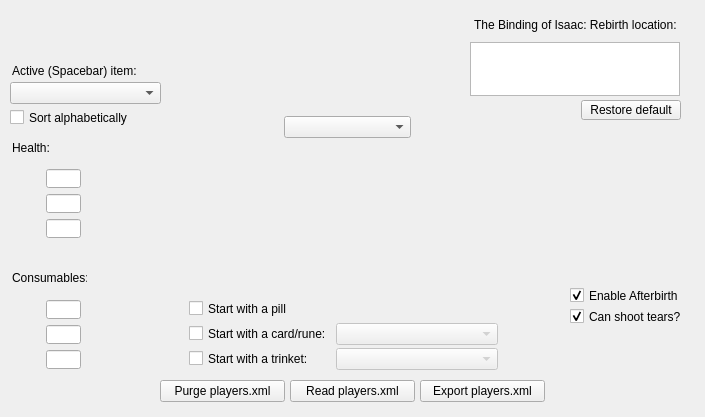
First picture: the form in mainwindow.ui, repository cptsnowball/Isaac-Character-Editor, before the edit.
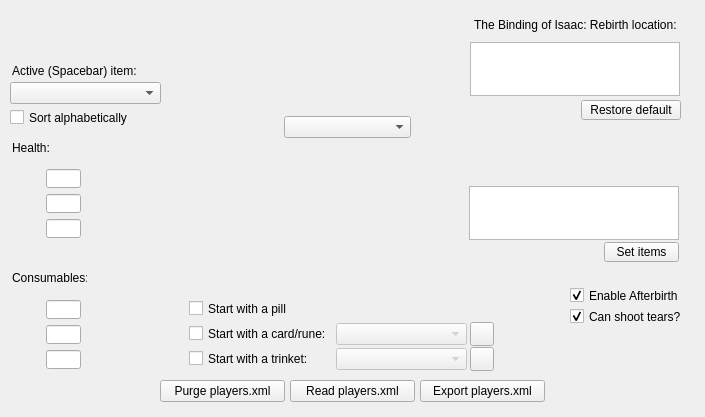
Second picture: the form after the edit.

Patch:
```diff
--- a/mainwindow.ui
+++ b/mainwindow.ui
@@ -321,7 +321,7 @@
      <rect>
       <x>336</x>
       <y>323</y>
-      <width>162</width>
+      <width>131</width>
       <height>22</height>
      </rect>
     </property>
@@ -387,7 +387,7 @@
      <rect>
       <x>336</x>
       <y>348</y>
-      <width>162</width>
+      <width>131</width>
       <height>22</height>
      </rect>
     </property>
@@ -607,6 +607,65 @@
      <enum>QComboBox::AdjustToContentsOnFirstShow</enum>
     </property>
    </widget>
+   <widget class="QPushButton" name="randomCardButton">
+    <property name="geometry">
+     <rect>
+      <x>470</x>
+      <y>322</y>
+      <width>24</width>
+      <height>24</height>
+     </rect>
+    </property>
+    <property name="text">
+     <string/>
+    </property>
+   </widget>
+   <widget class="QPushButton" name="randomTrinketButton">
+    <property name="geometry">
+     <rect>
+      <x>470</x>
+      <y>347</y>
+      <width>24</width>
+      <height>24</height>
+     </rect>
+    </property>
+    <property name="text">
+     <string/>
+    </property>
+   </widget>
+   <widget class="QTextEdit" name="itemTextEdit">
+    <property name="geometry">
+     <rect>
+      <x>469</x>
+      <y>186</y>
+      <width>210</width>
+      <height>54</height>
+     </rect>
+    </property>
+    <property name="font">
+     <font>
+      <kerning>false</kerning>
+     </font>
+    </property>
+   </widget>
+   <widget class="QToolButton" name="defaultPathButton_2">
+    <property name="geometry">
+     <rect>
+      <x>604</x>
+      <y>242</y>
+      <width>75</width>
+      <height>20</height>
+     </rect>
+    </property>
+    <property name="font">
+     <font>
+      <kerning>false</kerning>
+     </font>
+    </property>
+    <property name="text">
+     <string>Set items</string>
+    </property>
+   </widget>
   </widget>
  </widget>
  <layoutdefault spacing="6" margin="11"/>
```
